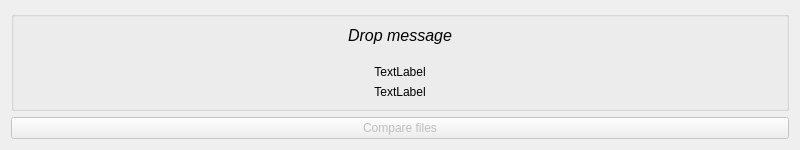
Old version of the form DropWindow/DropWindow.ui in the repository Folco68/Flicka.
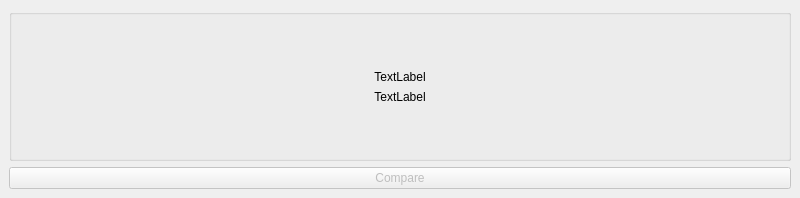
New version of the form. Custom widgets are drawn as their Qt base class.

Commit message: Added window and app icon support. Currently still fails for window

The edit to the form file:
```diff
--- a/DropWindow/DropWindow.ui
+++ b/DropWindow/DropWindow.ui
@@ -1,13 +1,13 @@
 <?xml version="1.0" encoding="UTF-8"?>
 <ui version="4.0">
  <class>DropWindow</class>
- <widget class="QWidget" name="DropWindow">
+ <widget class="QMainWindow" name="DropWindow">
   <property name="geometry">
    <rect>
     <x>0</x>
     <y>0</y>
     <width>800</width>
-    <height>150</height>
+    <height>198</height>
    </rect>
   </property>
   <property name="minimumSize">
@@ -19,7 +19,8 @@
   <property name="windowTitle">
    <string>Form</string>
   </property>
-  <layout class="QVBoxLayout" name="verticalLayout">
+  <widget class="QWidget" name="centralwidget">
+   <layout class="QVBoxLayout" name="verticalLayout_2">
    <item>
     <widget class="DropBox" name="GroupDrop">
      <property name="acceptDrops">
@@ -31,25 +32,9 @@
      <property name="alignment">
       <set>Qt::AlignmentFlag::AlignCenter</set>
      </property>
-     <layout class="QVBoxLayout" name="verticalLayout_2">
+      <layout class="QVBoxLayout" name="verticalLayout">
       <item>
-       <widget class="QLabel" name="LabelMessage">
-        <property name="font">
-         <font>
-          <pointsize>12</pointsize>
-          <italic>true</italic>
-         </font>
-        </property>
-        <property name="text">
-         <string>Drop message</string>
-        </property>
-        <property name="alignment">
-         <set>Qt::AlignmentFlag::AlignCenter</set>
-        </property>
-       </widget>
-      </item>
-      <item>
-       <spacer name="VSpacerDrop">
+        <spacer name="VSpacer1">
         <property name="orientation">
          <enum>Qt::Orientation::Vertical</enum>
         </property>
@@ -81,6 +66,19 @@
         </property>
        </widget>
       </item>
+       <item>
+        <spacer name="VSpacer2">
+         <property name="orientation">
+          <enum>Qt::Orientation::Vertical</enum>
+         </property>
+         <property name="sizeHint" stdset="0">
+          <size>
+           <width>20</width>
+           <height>40</height>
+          </size>
+         </property>
+        </spacer>
+       </item>
      </layout>
     </widget>
    </item>
@@ -90,11 +88,12 @@
       <bool>false</bool>
      </property>
      <property name="text">
-      <string>Compare files</string>
+       <string>Compare</string>
      </property>
     </widget>
    </item>
   </layout>
+  </widget>
  </widget>
  <customwidgets>
   <customwidget>
```
Left out of the diff: 2 changed lines with no effect on the pictures. Lines whose indentation alone changed are shown as unchanged. The commit also changes 10 other files.
